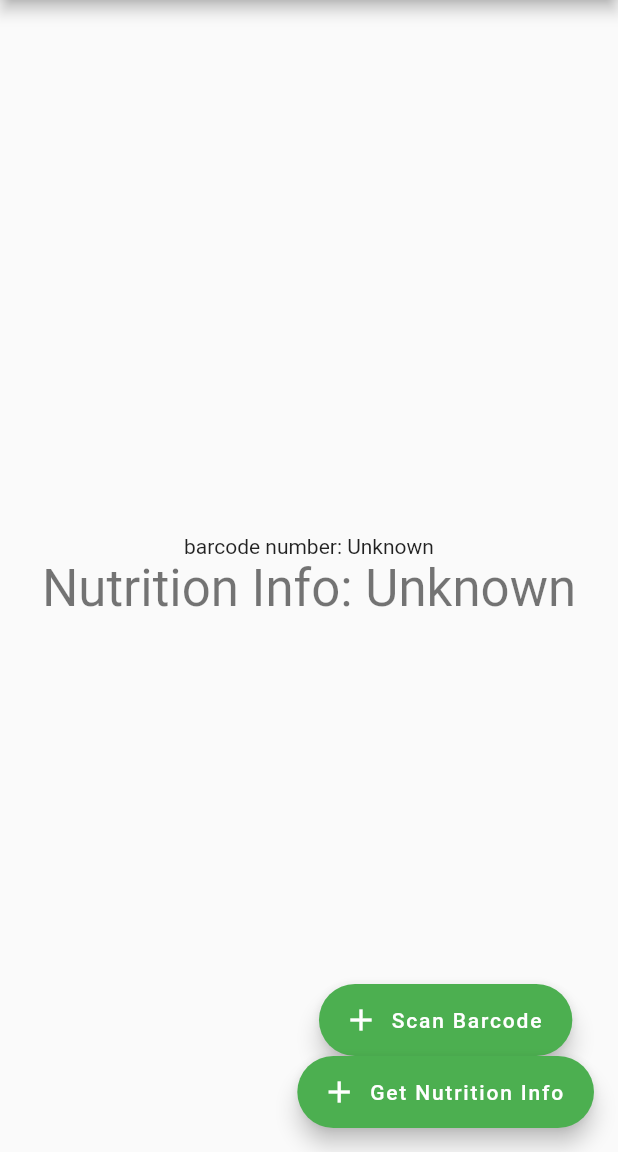
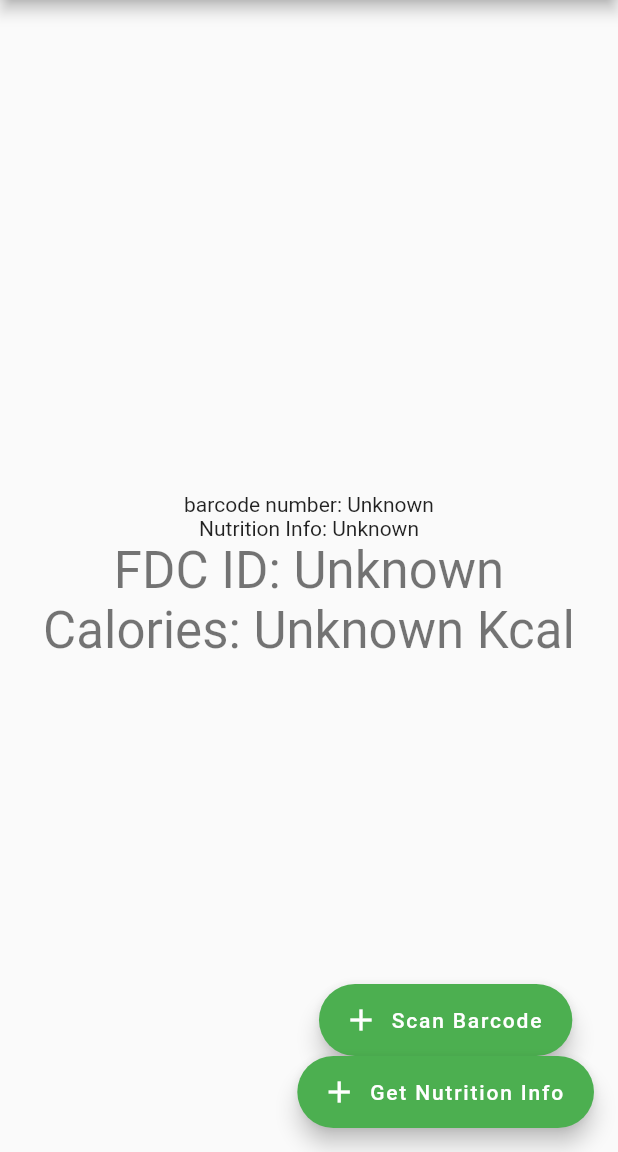
Before and after one commit to changju784/EC463_Mini_Project, a Flutter app: the screen it shows after launch, after a tap on "Get Nutrition Info", on a phone screen of 412 x 824 dp, the part 84-1236 px from its top. Run offline on Flutter 3.47's test engine with Material 2 defaults, Android fonts, the light colour scheme and no system bars; missing offline and left inert: dart:ffi, flutter_barcode_scanner; network calls fail.

Commit message:
barcode_scan2

```diff
--- a/barcode_scan/lib/main.dart
+++ b/barcode_scan/lib/main.dart
@@ -6,6 +6,7 @@ import 'package:flutter_barcode_scanner/flutter_barcode_scanner.dart';
 import 'package:http/http.dart' as http;
 import 'dart:async';
 import 'dart:convert';
+const API_PREFIX = 'k7OIzZdhsCq7Ugqfl8kHX6XDrBjFFhvTY0PfDXkz';
 
 void main() {
   runApp(MyApp());
@@ -45,7 +46,9 @@ class MyHomePage extends StatefulWidget {
 }
 
 class _MyHomePageState extends State<MyHomePage> {
+  String fdcID = 'Unknown';
   String nutInfo = 'Unknown';
+  String calories = 'Unknown';
   String barcodeScan = 'Unknown';
 
   // void _incrementCounter() {
@@ -76,7 +79,13 @@ class _MyHomePageState extends State<MyHomePage> {
             Text(
                 'barcode number: $barcodeScan'),
             Text(
-              'Nutrition Info: $nutInfo',
+              'Nutrition Info: $nutInfo',),
+            Text(
+              'FDC ID: $fdcID',
+              style: Theme.of(context).textTheme.headline4,
+            ),
+            Text(
+              'Calories: $calories Kcal',
               style: Theme.of(context).textTheme.headline4,
             ),
           ],
@@ -121,7 +130,16 @@ class _MyHomePageState extends State<MyHomePage> {
   }
 
   Future<void> getNutrition() async {
-    nutInfo = (http.get(Uri.parse('https://api.nal.usda.gov/fdc/v1/foods/search?query=011210009301&api_key=k7OIzZdhsCq7Ugqfl8kHX6XDrBjFFhvTY0PfDXkz')
-    ).toString());
+    var response = await http.get(Uri.parse('https://api.nal.usda.gov/fdc/v1/foods/search?query=$barcodeScan&api_key=' + API_PREFIX));
+    var nut = jsonDecode(response.body);
+    fdcID = nut['foods'][0]['fdcId'].toString();
+    nutInfo = nut['foods'][0]['description'].toString();
+    calories = nut['foods'][0]['foodNutrients'][3]['value'].toString();
+
+    setState(() {
+      this.nutInfo = nutInfo;
+      this.fdcID = fdcID;
+      this.calories = calories;
+    });
   }
 }
```
